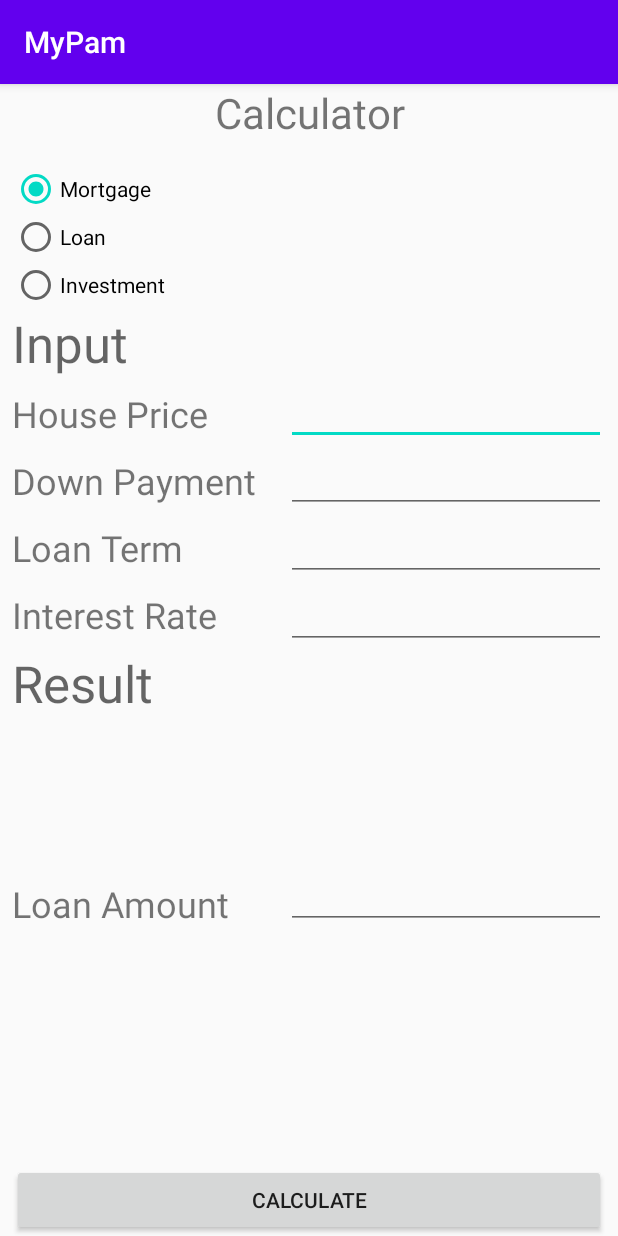
After one commit to MyPAM/MyPAM, an Android app: the CalculatorActivity screen opened directly, with no data from a screen before it, on a phone screen of 412 x 824 dp. The commit adds this screen. Run offline under Robolectric (Android 15) with nearby library versions, the phone set to English and light mode, and no system bars.

Commit message:
created calculator activity and added ui

```diff
--- /dev/null
+++ b/app/src/main/java/com/comp231/mypam/CalculatorActivity.java
@@ -0,0 +1,14 @@
+package com.comp231.mypam;
+
+import androidx.appcompat.app.AppCompatActivity;
+
+import android.os.Bundle;
+
+public class CalculatorActivity extends AppCompatActivity {
+
+    @Override
+    protected void onCreate(Bundle savedInstanceState) {
+        super.onCreate(savedInstanceState);
+        setContentView(R.layout.activity_calculator);
+    }
+}
--- a/app/src/main/java/com/comp231/mypam/HomeActivity.java
+++ b/app/src/main/java/com/comp231/mypam/HomeActivity.java
@@ -66,6 +66,11 @@ public class HomeActivity extends AppCompatActivity {
             i.putExtra("add", "add");
             startActivity(i);
         }
+        if (id == R.id.action_calculator) {
+            Intent i = new Intent(getApplicationContext(), CalculatorActivity.class);
+            i.putExtra("add", "add");
+            startActivity(i);
+        }
         return super.onOptionsItemSelected(item);
     }
 }
--- a/app/src/main/java/com/comp231/mypam/database/DBHelper.java
+++ b/app/src/main/java/com/comp231/mypam/database/DBHelper.java
@@ -28,9 +28,9 @@ public class DBHelper extends SQLiteOpenHelper {
         //if necessary, save the existing data before drop
         db.execSQL(CategoriesTable.SQL_DELETE);
         db.execSQL(CategoriesTable.SQL_CREATE);
-        db.execSQL(AccountsTable.SQL_DELETE_ACCOUNT);
+        //db.execSQL(AccountsTable.SQL_DELETE_ACCOUNT);
         db.execSQL(AccountsTable.SQL_CREATE_ACCOUNT);
-        db.execSQL(EntriesTable.SQL_DELETE_ENTRY);
+        //db.execSQL(EntriesTable.SQL_DELETE_ENTRY);
         db.execSQL(EntriesTable.SQL_CREATE_ENTRY);
     }
 }
--- /dev/null
+++ b/app/src/main/res/layout/activity_calculator.xml
@@ -0,0 +1,265 @@
+<?xml version="1.0" encoding="utf-8"?>
+<androidx.constraintlayout.widget.ConstraintLayout xmlns:android="http://schemas.android.com/apk/res/android"
+    xmlns:app="http://schemas.android.com/apk/res-auto"
+    xmlns:tools="http://schemas.android.com/tools"
+    android:layout_width="match_parent"
+    android:layout_height="match_parent"
+    tools:context=".CalculatorActivity">
+
+    <TextView
+        android:id="@+id/textView4"
+        android:layout_width="match_parent"
+        android:layout_height="wrap_content"
+        android:gravity="center_horizontal"
+        android:text="Calculator"
+        android:textAlignment="center"
+        android:textSize="28sp"
+        app:layout_constraintStart_toStartOf="parent"
+        app:layout_constraintTop_toTopOf="parent" />
+
+    <RadioGroup
+        android:id="@+id/optionsGroup"
+        android:layout_width="0dp"
+        android:layout_height="wrap_content"
+        android:layout_marginStart="8dp"
+        android:layout_marginTop="8dp"
+        android:layout_marginEnd="8dp"
+        android:checkedButton="@id/mortgageRadioButton"
+        app:layout_constraintEnd_toEndOf="parent"
+        app:layout_constraintStart_toStartOf="parent"
+        app:layout_constraintTop_toBottomOf="@+id/textView4">
+
+        <RadioButton
+            android:id="@+id/mortgageRadioButton"
+            android:layout_width="wrap_content"
+            android:layout_height="wrap_content"
+            android:layout_marginTop="8dp"
+            android:text="Mortgage" />
+
+        <RadioButton
+            android:id="@+id/loanRadioButton"
+            android:layout_width="wrap_content"
+            android:layout_height="wrap_content"
+            android:text="Loan" />
+
+        <RadioButton
+            android:id="@+id/investmentRadioButton"
+            android:layout_width="wrap_content"
+            android:layout_height="wrap_content"
+            android:text="Investment" />
+    </RadioGroup>
+
+    <ScrollView
+        android:id="@+id/mortgageScrollView"
+        android:layout_width="match_parent"
+        android:layout_height="0dp"
+        app:layout_constraintBottom_toBottomOf="parent"
+        app:layout_constraintEnd_toEndOf="parent"
+        app:layout_constraintStart_toStartOf="parent"
+        app:layout_constraintTop_toBottomOf="@id/optionsGroup">
+
+        <androidx.constraintlayout.widget.ConstraintLayout
+            android:id="@+id/mortgageLayout"
+            android:layout_width="match_parent"
+            android:layout_height="wrap_content">
+
+            <androidx.constraintlayout.widget.ConstraintLayout
+                android:id="@+id/mortgageInputLayout"
+                android:layout_width="match_parent"
+                android:layout_height="match_parent">
+
+                <TextView
+                    android:id="@+id/inputTextView"
+                    android:layout_width="0dp"
+                    android:layout_height="wrap_content"
+                    android:layout_marginStart="8dp"
+                    android:layout_marginLeft="8dp"
+                    android:layout_marginEnd="8dp"
+                    android:layout_marginRight="8dp"
+                    android:text="Input"
+                    android:textAppearance="@style/TextAppearance.AppCompat.Display1"
+                    app:layout_constraintEnd_toEndOf="parent"
+                    app:layout_constraintStart_toStartOf="parent"
+                    app:layout_constraintTop_toTopOf="parent" />
+
+                <TextView
+                    android:id="@+id/housePriceTextView"
+                    android:layout_width="wrap_content"
+                    android:layout_height="wrap_content"
+                    android:layout_marginLeft="8dp"
+                    android:layout_marginTop="8dp"
+                    android:text="House Price"
+                    android:textSize="24sp"
+                    app:layout_constraintStart_toStartOf="parent"
+                    app:layout_constraintTop_toBottomOf="@id/inputTextView" />
+
+                <EditText
+                    android:id="@+id/housePriceEditText"
+                    android:layout_width="wrap_content"
+                    android:layout_height="wrap_content"
+                    android:layout_marginEnd="8dp"
+                    android:layout_marginRight="8dp"
+                    android:ems="10"
+                    android:inputType="number"
+                    android:textSize="18sp"
+                    app:layout_constraintEnd_toEndOf="parent"
+                    app:layout_constraintTop_toBottomOf="@id/inputTextView" />
+
+                <TextView
+                    android:id="@+id/downPaymentTextView"
+                    android:layout_width="wrap_content"
+                    android:layout_height="wrap_content"
+                    android:layout_marginStart="8dp"
+                    android:layout_marginLeft="8dp"
+                    android:layout_marginTop="12dp"
+                    android:text="Down Payment"
+                    android:textSize="24sp"
+                    app:layout_constraintStart_toStartOf="parent"
+                    app:layout_constraintTop_toBottomOf="@id/housePriceTextView" />
+
+                <EditText
+                    android:id="@+id/downPaymentEditText"
+                    android:layout_width="wrap_content"
+                    android:layout_height="wrap_content"
+                    android:layout_marginEnd="8dp"
+                    android:layout_marginRight="8dp"
+                    android:ems="10"
+                    android:inputType="number"
+                    android:textSize="18sp"
+                    app:layout_constraintEnd_toEndOf="parent"
+                    app:layout_constraintTop_toBottomOf="@id/housePriceEditText" />
+
+                <TextView
+                    android:id="@+id/loanTermTextView"
+                    android:layout_width="wrap_content"
+                    android:layout_height="wrap_content"
+                    android:layout_marginStart="8dp"
+                    android:layout_marginLeft="8dp"
+                    android:layout_marginTop="12dp"
+                    android:text="Loan Term"
+                    android:textSize="24sp"
+                    app:layout_constraintStart_toStartOf="parent"
+                    app:layout_constraintTop_toBottomOf="@id/downPaymentTextView" />
+
+                <EditText
+                    android:id="@+id/loanTermEditText"
+                    android:layout_width="wrap_content"
+                    android:layout_height="wrap_content"
+                    android:layout_marginEnd="8dp"
+                    android:layout_marginRight="8dp"
+                    android:ems="10"
+                    android:inputType="number"
+                    android:textSize="18sp"
+                    app:layout_constraintEnd_toEndOf="parent"
+                    app:layout_constraintTop_toBottomOf="@id/downPaymentEditText" />
+
+                <TextView
+                    android:id="@+id/interestRateTextView"
+                    android:layout_width="wrap_content"
+                    android:layout_height="wrap_content"
+                    android:layout_marginStart="8dp"
+                    android:layout_marginLeft="8dp"
+                    android:layout_marginTop="12dp"
+                    android:text="Interest Rate"
+                    android:textSize="24sp"
+                    app:layout_constraintStart_toStartOf="parent"
+                    app:layout_constraintTop_toBottomOf="@id/loanTermTextView" />
+
+                <EditText
+                    android:id="@+id/interestRateEditText"
+                    android:layout_width="wrap_content"
+                    android:layout_height="wrap_content"
+                    android:layout_marginEnd="8dp"
+                    android:layout_marginRight="8dp"
+                    android:ems="10"
+                    android:inputType="number"
+                    android:textSize="18sp"
+                    app:layout_constraintEnd_toEndOf="parent"
+                    app:layout_constraintTop_toBottomOf="@id/loanTermEditText" />
+
+            </androidx.constraintlayout.widget.ConstraintLayout>
+
+            <androidx.constraintlayout.widget.ConstraintLayout
+                android:id="@+id/mortgageResultLayout"
+                android:layout_width="match_parent"
+                android:layout_height="match_parent"
+                app:layout_constraintTop_toBottomOf="@id/mortgageInputLayout">
+
+                <TextView
+                    android:id="@+id/resultTextView"
+                    android:layout_width="0dp"
+                    android:layout_height="wrap_content"
+                    android:layout_marginStart="8dp"
+                    android:layout_marginLeft="8dp"
+                    android:layout_marginEnd="8dp"
+                    android:layout_marginRight="8dp"
+                    android:text="Result"
+                    android:textAppearance="@style/TextAppearance.AppCompat.Display1"
+                    app:layout_constraintEnd_toEndOf="parent"
+                    app:layout_constraintStart_toStartOf="parent"
+                    app:layout_constraintTop_toTopOf="parent" />
+
+                <TextView
+                    android:id="@+id/loanAmountResultTextView"
+                    android:layout_width="wrap_content"
+                    android:layout_height="wrap_content"
+                    android:layout_marginStart="8dp"
+                    android:layout_marginLeft="8dp"
+                    android:layout_marginTop="108dp"
+                    android:text="Loan Amount"
+                    android:textSize="24sp"
+                    app:layout_constraintStart_toStartOf="parent"
+                    app:layout_constraintTop_toBottomOf="@+id/resultTextView" />
+
+                <EditText
+                    android:id="@+id/loanAmountResultEditText"
+                    android:layout_width="wrap_content"
+                    android:layout_height="wrap_content"
+                    android:layout_marginTop="96dp"
+                    android:layout_marginEnd="8dp"
+                    android:layout_marginRight="8dp"
+                    android:clickable="false"
+                    android:ems="10"
+                    android:inputType="number"
+                    android:textSize="18sp"
+                    app:layout_constraintEnd_toEndOf="parent"
+                    app:layout_constraintTop_toBottomOf="@+id/resultTextView" />
+            </androidx.constraintlayout.widget.ConstraintLayout>
+
+        </androidx.constraintlayout.widget.ConstraintLayout>
+    </ScrollView>
+
+    <androidx.constraintlayout.widget.ConstraintLayout
+        android:id="@+id/loanLayout"
+        android:layout_width="match_parent"
+        android:layout_height="wrap_content"
+        app:layout_constraintEnd_toEndOf="parent"
+        app:layout_constraintStart_toStartOf="parent"
+        app:layout_constraintTop_toBottomOf="@id/optionsGroup">
+
+    </androidx.constraintlayout.widget.ConstraintLayout>
+
+    <androidx.constraintlayout.widget.ConstraintLayout
+        android:id="@+id/investmentLayout"
+        android:layout_width="match_parent"
+        android:layout_height="wrap_content"
+        app:layout_constraintEnd_toEndOf="parent"
+        app:layout_constraintStart_toStartOf="parent"
+        app:layout_constraintTop_toBottomOf="@id/optionsGroup">
+
+    </androidx.constraintlayout.widget.ConstraintLayout>
+
+    <Button
+        android:id="@+id/calculateButton"
+        android:layout_width="0dp"
+        android:layout_height="wrap_content"
+        android:layout_marginStart="8dp"
+        android:layout_marginLeft="8dp"
+        android:layout_marginEnd="8dp"
+        android:layout_marginRight="8dp"
+        android:text="Calculate"
+        app:layout_constraintBottom_toBottomOf="parent"
+        app:layout_constraintEnd_toEndOf="parent"
+        app:layout_constraintStart_toStartOf="parent" />
+
+</androidx.constraintlayout.widget.ConstraintLayout>
--- a/app/src/main/res/menu/home.xml
+++ b/app/src/main/res/menu/home.xml
@@ -7,5 +7,8 @@
     <item
         android:id="@+id/action_save"
         android:title="Save Data" />
+    <item
+        android:id="@+id/action_calculator"
+        android:title="Calculator" />
 
 </menu>
--- a/app/src/main/res/menu/main.xml
+++ b/app/src/main/res/menu/main.xml
@@ -7,4 +7,5 @@
     <item
         android:id="@+id/action_save"
         android:title="Save Data" />
+
 </menu>
--- a/app/src/main/res/mipmap-anydpi-v26/ic_launcher.xml
+++ b/app/src/main/res/mipmap-anydpi-v26/ic_launcher.xml
@@ -1,5 +1,4 @@
 <?xml version="1.0" encoding="utf-8"?>
 <adaptive-icon xmlns:android="http://schemas.android.com/apk/res/android">
     <background android:drawable="@drawable/ic_launcher_background"/>
-    <foreground android:drawable="@mipmap/ic_launcher_foreground"/>
 </adaptive-icon>
--- a/app/src/main/res/mipmap-anydpi-v26/ic_launcher_round.xml
+++ b/app/src/main/res/mipmap-anydpi-v26/ic_launcher_round.xml
@@ -1,5 +1,4 @@
 <?xml version="1.0" encoding="utf-8"?>
 <adaptive-icon xmlns:android="http://schemas.android.com/apk/res/android">
     <background android:drawable="@drawable/ic_launcher_background"/>
-    <foreground android:drawable="@mipmap/ic_launcher_foreground"/>
 </adaptive-icon>
--- /dev/null
+++ b/app/src/main/res/values-w820dp/dimens.xml
@@ -0,0 +1,6 @@
+<resources>
+    <!-- Example customization of dimensions originally defined in res/values/dimens.xml
+         (such as screen margins) for screens with more than 820dp of available width. This
+         would include 7" and 10" devices in landscape (~960dp and ~1280dp respectively). -->
+    <dimen name="activity_horizontal_margin">64dp</dimen>
+</resources>
--- a/app/src/main/res/values/dimens.xml
+++ b/app/src/main/res/values/dimens.xml
@@ -5,5 +5,7 @@
     <dimen name="activity_vertical_margin">16dp</dimen>
     <dimen name="nav_header_vertical_spacing">8dp</dimen>
     <dimen name="nav_header_height">176dp</dimen>
+    <dimen name="appbar_padding">16dp</dimen>
+    <dimen name="appbar_padding_top">8dp</dimen>
 
 </resources>
```
Also changed, not shown: app/src/main/AndroidManifest.xml (+7 -4 lines).
